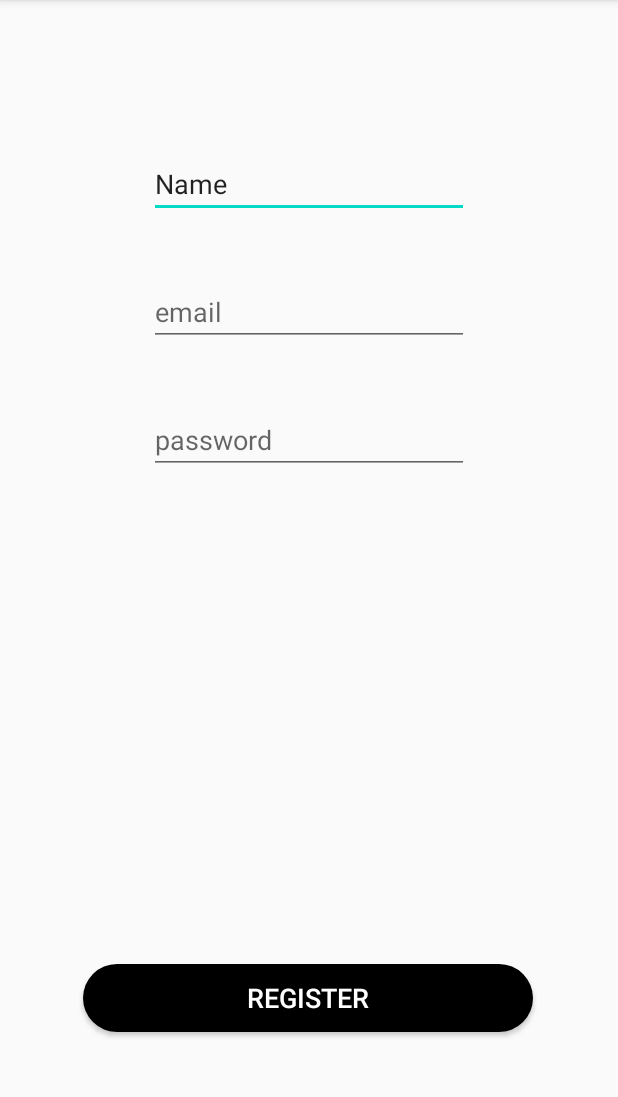
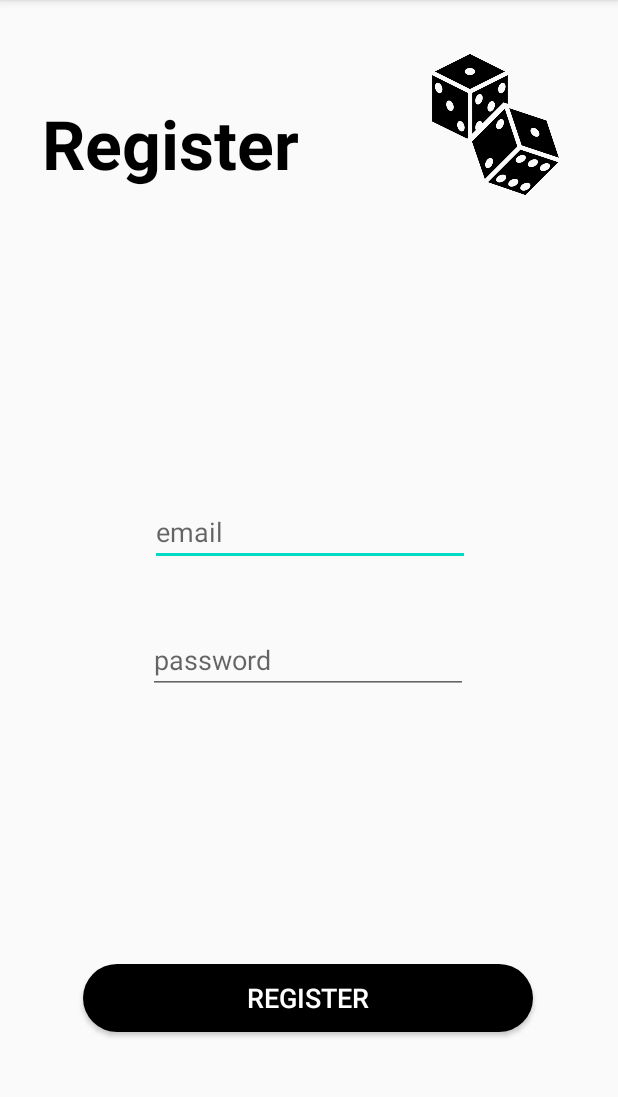
Before and after one commit to wonawonana/MyBoard, an Android app: the RegisterActivity screen opened directly, with no data from a screen before it, on a phone screen of 412 x 824 dp, the part 84-1181 px from its top. Run offline under Robolectric (Android 15) with nearby library versions, the phone set to English and light mode, and no system bars; our stand-ins replace Firebase (no records; nobody signed in at launch, a user with empty details on screens opened directly).

Commit message:
register fixed

```diff
--- a/app/src/main/java/org/mbg/myboard2/RegisterActivity.java
+++ b/app/src/main/java/org/mbg/myboard2/RegisterActivity.java
@@ -36,7 +36,6 @@ public class RegisterActivity extends AppCompatActivity {
 
         mAuth = FirebaseAuth.getInstance();
 
-        registerName=findViewById(R.id.editTextTextPersonName);
         registerEmail=findViewById(R.id.editTextTextEmailAddress2);
         registerPassword=findViewById(R.id.editTextTextPassword2);
 
--- a/app/src/main/res/layout/activity_register.xml
+++ b/app/src/main/res/layout/activity_register.xml
@@ -6,32 +6,70 @@
     android:layout_height="match_parent"
     tools:context=".RegisterActivity">
 
-    <EditText
-        android:id="@+id/editTextTextPersonName"
+
+
+    <LinearLayout
+        android:layout_width="match_parent"
+        android:layout_height="match_parent"
+        android:orientation="vertical"
+        app:layout_constraintBottom_toBottomOf="parent"
+        app:layout_constraintEnd_toEndOf="parent"
+        app:layout_constraintStart_toStartOf="parent"
+        app:layout_constraintTop_toTopOf="parent"
+        app:layout_constraintVertical_bias="0.0">
+
+
+        <androidx.constraintlayout.widget.ConstraintLayout
+            android:layout_width="match_parent"
+            android:layout_height="165dp">
+
+            <TextView
+                android:id="@+id/Register_text"
                 android:layout_width="wrap_content"
                 android:layout_height="wrap_content"
-        android:layout_margin="100dp"
-        android:layout_marginTop="92dp"
-        android:ems="10"
-        android:inputType="textPersonName"
-        android:text="Name"
+                android:layout_marginStart="28dp"
+                android:layout_marginLeft="28dp"
+                android:text="Register"
+                android:textColor="#000000"
+                android:textSize="45sp"
+                android:textStyle="bold"
+                app:layout_constraintBottom_toBottomOf="parent"
+                app:layout_constraintStart_toStartOf="parent"
+                app:layout_constraintTop_toTopOf="parent"
+                app:layout_constraintVertical_bias="0.627" />
+
+            <ImageView
+                android:id="@+id/imageView2"
+                android:layout_width="143dp"
+                android:layout_height="94dp"
+                app:layout_constraintBottom_toBottomOf="parent"
                 app:layout_constraintEnd_toEndOf="parent"
-        app:layout_constraintStart_toStartOf="parent"
-        app:layout_constraintTop_toTopOf="parent" />
+                app:layout_constraintHorizontal_bias="0.851"
+                app:layout_constraintStart_toEndOf="@+id/Register_text"
+                app:layout_constraintTop_toTopOf="parent"
+                app:srcCompat="@drawable/dice" />
+        </androidx.constraintlayout.widget.ConstraintLayout>
+
+        <androidx.constraintlayout.widget.ConstraintLayout
+            android:layout_width="match_parent"
+            android:layout_height="match_parent">
+
 
             <EditText
                 android:id="@+id/editTextTextEmailAddress2"
                 android:layout_width="wrap_content"
                 android:layout_height="wrap_content"
-        android:layout_margin="40dp"
-        android:layout_marginTop="40dp"
                 android:ems="10"
                 android:hint="email"
                 android:inputType="textEmailAddress"
+                app:layout_constraintBottom_toBottomOf="parent"
                 app:layout_constraintEnd_toEndOf="parent"
                 app:layout_constraintHorizontal_bias="0.502"
+                app:layout_constraintLeft_toLeftOf="parent"
+                app:layout_constraintRight_toRightOf="parent"
                 app:layout_constraintStart_toStartOf="parent"
-        app:layout_constraintTop_toBottomOf="@+id/editTextTextPersonName" />
+                app:layout_constraintTop_toTopOf="parent"
+                app:layout_constraintVertical_bias="0.299" />
 
             <EditText
                 android:id="@+id/editTextTextPassword2"
@@ -42,11 +80,12 @@
                 android:ems="10"
                 android:hint="password"
                 android:inputType="textPassword"
+                app:layout_constraintBottom_toBottomOf="parent"
                 app:layout_constraintEnd_toEndOf="parent"
-        app:layout_constraintHorizontal_bias="0.502"
+                app:layout_constraintHorizontal_bias="0.497"
                 app:layout_constraintStart_toStartOf="parent"
-        app:layout_constraintTop_toBottomOf="@+id/editTextTextEmailAddress2" />
-
+                app:layout_constraintTop_toBottomOf="@+id/editTextTextEmailAddress2"
+                app:layout_constraintVertical_bias="0.0" />
 
             <Button
                 android:id="@+id/button_register"
@@ -66,5 +105,9 @@
                 app:layout_constraintHorizontal_bias="0.495"
                 app:layout_constraintStart_toStartOf="parent" />
 
+        </androidx.constraintlayout.widget.ConstraintLayout>
+
+    </LinearLayout>
+
 
 </androidx.constraintlayout.widget.ConstraintLayout>
```
Also changed, not shown: app/src/main/res/font/fontfamily.xml (added, +14 -0 lines), app/src/main/res/layout/activity_login.xml (+17 -22 lines), 1 other file. Lines whose indentation alone changed are shown as unchanged.
